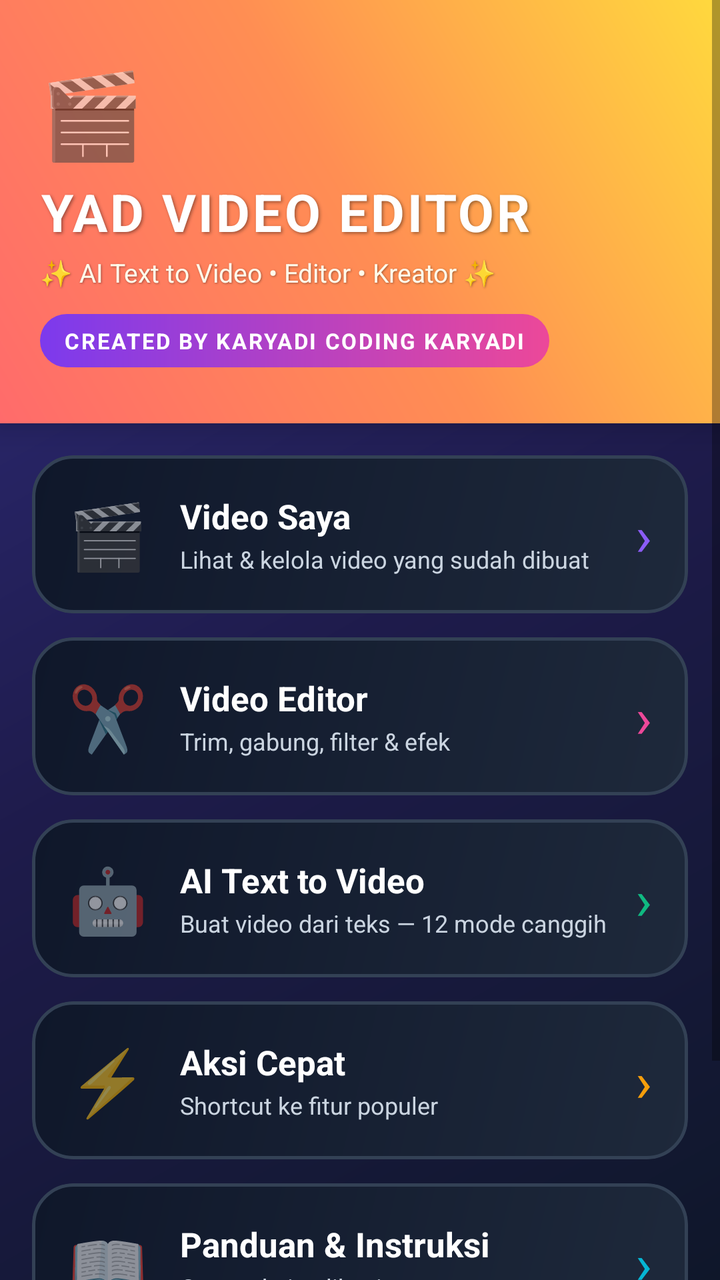
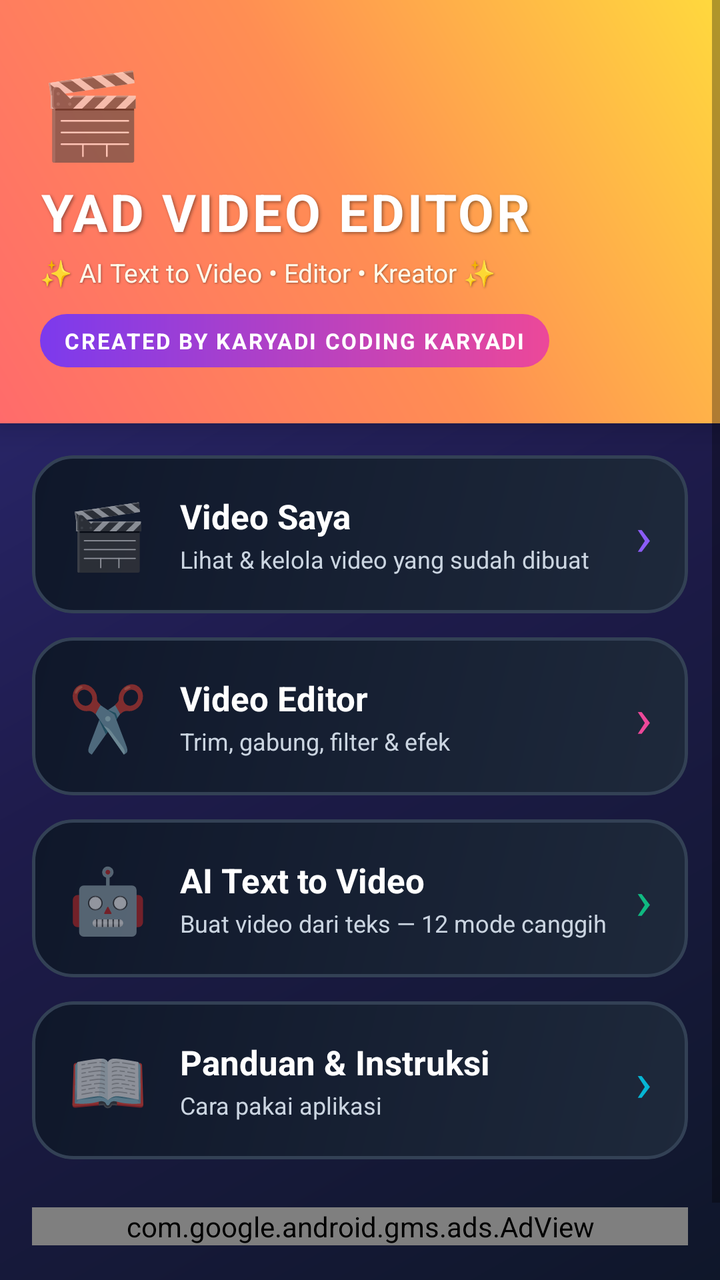

Compare the two renders of this Android layout. The source of the first and the diff that turns it into the second are given below.
<!-- AndroidManifest.xml: activity theme Theme.YadVideoEditor -->
<!-- res/layout/activity_main.xml -->
<?xml version="1.0" encoding="utf-8"?>
<ScrollView xmlns:android="http://schemas.android.com/apk/res/android"
    xmlns:app="http://schemas.android.com/apk/res-auto"
    android:layout_width="match_parent"
    android:layout_height="match_parent"
    android:background="@drawable/bg_gradient_main"
    android:fillViewport="true">

    <LinearLayout
        android:layout_width="match_parent"
        android:layout_height="wrap_content"
        android:orientation="vertical">

        
        <LinearLayout
            android:layout_width="match_parent"
            android:layout_height="wrap_content"
            android:orientation="vertical"
            android:background="@drawable/bg_header"
            android:paddingTop="28dp"
            android:paddingBottom="28dp"
            android:paddingStart="20dp"
            android:paddingEnd="20dp"
            android:elevation="8dp">

            <TextView
                android:layout_width="wrap_content"
                android:layout_height="wrap_content"
                android:text="🎬"
                android:textSize="42sp"
                android:layout_marginBottom="4dp" />

            <TextView
                android:layout_width="wrap_content"
                android:layout_height="wrap_content"
                android:text="YAD VIDEO EDITOR"
                android:textSize="26sp"
                android:textStyle="bold"
                android:textColor="#FFFFFF"
                android:letterSpacing="0.05"
                android:shadowColor="#66000000"
                android:shadowDx="2"
                android:shadowDy="2"
                android:shadowRadius="4" />

            <TextView
                android:layout_width="wrap_content"
                android:layout_height="wrap_content"
                android:text="✨ AI Text to Video • Editor • Kreator ✨"
                android:textSize="13sp"
                android:textColor="#FFFBEB"
                android:layout_marginTop="4dp"
                android:shadowColor="#66000000"
                android:shadowDx="1"
                android:shadowDy="1"
                android:shadowRadius="2" />

            <TextView
                android:layout_width="wrap_content"
                android:layout_height="wrap_content"
                android:text="CREATED BY KARYADI CODING KARYADI"
                android:textSize="11sp"
                android:textStyle="bold"
                android:textColor="#FFFFFF"
                android:layout_marginTop="12dp"
                android:background="@drawable/bg_credit"
                android:paddingStart="12dp"
                android:paddingEnd="12dp"
                android:paddingTop="6dp"
                android:paddingBottom="6dp"
                android:letterSpacing="0.08" />
        </LinearLayout>

        
        <LinearLayout
            android:layout_width="match_parent"
            android:layout_height="wrap_content"
            android:orientation="vertical"
            android:padding="16dp">

            
            <androidx.cardview.widget.CardView
                android:id="@+id/cardVideoSaya"
                android:layout_width="match_parent"
                android:layout_height="wrap_content"
                android:layout_marginBottom="12dp"
                android:clickable="true"
                android:focusable="true"
                android:foreground="?android:attr/selectableItemBackground"
                app:cardBackgroundColor="@android:color/transparent"
                app:cardCornerRadius="20dp"
                app:cardElevation="0dp">

                <LinearLayout
                    android:layout_width="match_parent"
                    android:layout_height="wrap_content"
                    android:orientation="horizontal"
                    android:gravity="center_vertical"
                    android:background="@drawable/bg_card_modern"
                    android:padding="18dp">

                    <TextView
                        android:layout_width="wrap_content"
                        android:layout_height="wrap_content"
                        android:text="🎬"
                        android:textSize="32sp"
                        android:layout_marginEnd="16dp" />

                    <LinearLayout
                        android:layout_width="0dp"
                        android:layout_height="wrap_content"
                        android:layout_weight="1"
                        android:orientation="vertical">

                        <TextView
                            android:layout_width="match_parent"
                            android:layout_height="wrap_content"
                            android:text="Video Saya"
                            android:textSize="17sp"
                            android:textStyle="bold"
                            android:textColor="#FFFFFF" />

                        <TextView
                            android:layout_width="match_parent"
                            android:layout_height="wrap_content"
                            android:text="Lihat &amp; kelola video yang sudah dibuat"
                            android:textSize="12sp"
                            android:textColor="#CBD5E1"
                            android:layout_marginTop="2dp" />
                    </LinearLayout>

                    <TextView
                        android:layout_width="wrap_content"
                        android:layout_height="wrap_content"
                        android:text="›"
                        android:textSize="28sp"
                        android:textColor="#8B5CF6" />
                </LinearLayout>
            </androidx.cardview.widget.CardView>

            
            <androidx.cardview.widget.CardView
                android:id="@+id/cardVideoEditor"
                android:layout_width="match_parent"
                android:layout_height="wrap_content"
                android:layout_marginBottom="12dp"
                android:clickable="true"
                android:focusable="true"
                android:foreground="?android:attr/selectableItemBackground"
                app:cardBackgroundColor="@android:color/transparent"
                app:cardCornerRadius="20dp"
                app:cardElevation="0dp">

                <LinearLayout
                    android:layout_width="match_parent"
                    android:layout_height="wrap_content"
                    android:orientation="horizontal"
                    android:gravity="center_vertical"
                    android:background="@drawable/bg_card_modern"
                    android:padding="18dp">

                    <TextView
                        android:layout_width="wrap_content"
                        android:layout_height="wrap_content"
                        android:text="✂️"
                        android:textSize="32sp"
                        android:layout_marginEnd="16dp" />

                    <LinearLayout
                        android:layout_width="0dp"
                        android:layout_height="wrap_content"
                        android:layout_weight="1"
                        android:orientation="vertical">

                        <TextView
                            android:layout_width="match_parent"
                            android:layout_height="wrap_content"
                            android:text="Video Editor"
                            android:textSize="17sp"
                            android:textStyle="bold"
                            android:textColor="#FFFFFF" />

                        <TextView
                            android:layout_width="match_parent"
                            android:layout_height="wrap_content"
                            android:text="Trim, gabung, filter &amp; efek"
                            android:textSize="12sp"
                            android:textColor="#CBD5E1"
                            android:layout_marginTop="2dp" />
                    </LinearLayout>

                    <TextView
                        android:layout_width="wrap_content"
                        android:layout_height="wrap_content"
                        android:text="›"
                        android:textSize="28sp"
                        android:textColor="#EC4899" />
                </LinearLayout>
            </androidx.cardview.widget.CardView>

            
            <androidx.cardview.widget.CardView
                android:id="@+id/cardAITextToVideo"
                android:layout_width="match_parent"
                android:layout_height="wrap_content"
                android:layout_marginBottom="12dp"
                android:clickable="true"
                android:focusable="true"
                android:foreground="?android:attr/selectableItemBackground"
                app:cardBackgroundColor="@android:color/transparent"
                app:cardCornerRadius="20dp"
                app:cardElevation="0dp">

                <LinearLayout
                    android:layout_width="match_parent"
                    android:layout_height="wrap_content"
                    android:orientation="horizontal"
                    android:gravity="center_vertical"
                    android:background="@drawable/bg_card_modern"
                    android:padding="18dp">

                    <TextView
                        android:layout_width="wrap_content"
                        android:layout_height="wrap_content"
                        android:text="🤖"
                        android:textSize="32sp"
                        android:layout_marginEnd="16dp" />

                    <LinearLayout
                        android:layout_width="0dp"
                        android:layout_height="wrap_content"
                        android:layout_weight="1"
                        android:orientation="vertical">

                        <TextView
                            android:layout_width="match_parent"
                            android:layout_height="wrap_content"
                            android:text="AI Text to Video"
                            android:textSize="17sp"
                            android:textStyle="bold"
                            android:textColor="#FFFFFF" />

                        <TextView
                            android:layout_width="match_parent"
                            android:layout_height="wrap_content"
                            android:text="Buat video dari teks — 12 mode canggih"
                            android:textSize="12sp"
                            android:textColor="#CBD5E1"
                            android:layout_marginTop="2dp" />
                    </LinearLayout>

                    <TextView
                        android:layout_width="wrap_content"
                        android:layout_height="wrap_content"
                        android:text="›"
                        android:textSize="28sp"
                        android:textColor="#10B981" />
                </LinearLayout>
            </androidx.cardview.widget.CardView>

            
            <androidx.cardview.widget.CardView
                android:id="@+id/cardActions"
                android:layout_width="match_parent"
                android:layout_height="wrap_content"
                android:layout_marginBottom="12dp"
                android:clickable="true"
                android:focusable="true"
                android:foreground="?android:attr/selectableItemBackground"
                app:cardBackgroundColor="@android:color/transparent"
                app:cardCornerRadius="20dp"
                app:cardElevation="0dp">

                <LinearLayout
                    android:layout_width="match_parent"
                    android:layout_height="wrap_content"
                    android:orientation="horizontal"
                    android:gravity="center_vertical"
                    android:background="@drawable/bg_card_modern"
                    android:padding="18dp">

                    <TextView
                        android:layout_width="wrap_content"
                        android:layout_height="wrap_content"
                        android:text="⚡"
                        android:textSize="32sp"
                        android:layout_marginEnd="16dp" />

                    <LinearLayout
                        android:layout_width="0dp"
                        android:layout_height="wrap_content"
                        android:layout_weight="1"
                        android:orientation="vertical">

                        <TextView
                            android:layout_width="match_parent"
                            android:layout_height="wrap_content"
                            android:text="Aksi Cepat"
                            android:textSize="17sp"
                            android:textStyle="bold"
                            android:textColor="#FFFFFF" />

                        <TextView
                            android:layout_width="match_parent"
                            android:layout_height="wrap_content"
                            android:text="Shortcut ke fitur populer"
                            android:textSize="12sp"
                            android:textColor="#CBD5E1"
                            android:layout_marginTop="2dp" />
                    </LinearLayout>

                    <TextView
                        android:layout_width="wrap_content"
                        android:layout_height="wrap_content"
                        android:text="›"
                        android:textSize="28sp"
                        android:textColor="#F59E0B" />
                </LinearLayout>
            </androidx.cardview.widget.CardView>

            
            <androidx.cardview.widget.CardView
                android:id="@+id/cardInstructions"
                android:layout_width="match_parent"
                android:layout_height="wrap_content"
                android:layout_marginBottom="16dp"
                android:clickable="true"
                android:focusable="true"
                android:foreground="?android:attr/selectableItemBackground"
                app:cardBackgroundColor="@android:color/transparent"
                app:cardCornerRadius="20dp"
                app:cardElevation="0dp">

                <LinearLayout
                    android:layout_width="match_parent"
                    android:layout_height="wrap_content"
                    android:orientation="horizontal"
                    android:gravity="center_vertical"
                    android:background="@drawable/bg_card_modern"
                    android:padding="18dp">

                    <TextView
                        android:layout_width="wrap_content"
                        android:layout_height="wrap_content"
                        android:text="📖"
                        android:textSize="32sp"
                        android:layout_marginEnd="16dp" />

                    <LinearLayout
                        android:layout_width="0dp"
                        android:layout_height="wrap_content"
                        android:layout_weight="1"
                        android:orientation="vertical">

                        <TextView
                            android:layout_width="match_parent"
                            android:layout_height="wrap_content"
                            android:text="Panduan &amp; Instruksi"
                            android:textSize="17sp"
                            android:textStyle="bold"
                            android:textColor="#FFFFFF" />

                        <TextView
                            android:layout_width="match_parent"
                            android:layout_height="wrap_content"
                            android:text="Cara pakai aplikasi"
                            android:textSize="12sp"
                            android:textColor="#CBD5E1"
                            android:layout_marginTop="2dp" />
                    </LinearLayout>

                    <TextView
                        android:layout_width="wrap_content"
                        android:layout_height="wrap_content"
                        android:text="›"
                        android:textSize="28sp"
                        android:textColor="#06B6D4" />
                </LinearLayout>
            </androidx.cardview.widget.CardView>

            
            <com.google.android.gms.ads.AdView
                android:id="@+id/bannerAd"
                android:layout_width="match_parent"
                android:layout_height="wrap_content"
                android:layout_marginTop="8dp"
                app:adSize="BANNER"
                app:adUnitId="ca-app-pub-3940256099942544/6300978111" />

            
            <TextView
                android:layout_width="match_parent"
                android:layout_height="wrap_content"
                android:text="© 2026 KARYADI CODING KARYADI"
                android:textSize="11sp"
                android:textColor="#94A3B8"
                android:gravity="center"
                android:paddingTop="16dp"
                android:paddingBottom="12dp" />

        </LinearLayout>
    </LinearLayout>
</ScrollView>
<!-- resources referenced by this layout -->
<resources>
  <!-- drawable bg_card_modern (drawable) -->
  <?xml version="1.0" encoding="utf-8"?>
  <shape xmlns:android="http://schemas.android.com/apk/res/android"
      android:shape="rectangle">
      <gradient
          android:angle="135"
          android:startColor="#1E293B"
          android:endColor="#0F172A"
          android:type="linear" />
      <corners android:radius="20dp" />
      <stroke
          android:width="1.5dp"
          android:color="#334155" />
  </shape>
  <!-- drawable bg_credit (drawable) -->
  <?xml version="1.0" encoding="utf-8"?>
  <shape xmlns:android="http://schemas.android.com/apk/res/android"
      android:shape="rectangle">
      <gradient
          android:angle="0"
          android:startColor="#7C3AED"
          android:endColor="#EC4899"
          android:type="linear" />
      <corners android:radius="16dp" />
  </shape>
  <!-- drawable bg_gradient_main (drawable) -->
  <?xml version="1.0" encoding="utf-8"?>
  <shape xmlns:android="http://schemas.android.com/apk/res/android"
      android:shape="rectangle">
      <gradient
          android:angle="135"
          android:startColor="#0F172A"
          android:centerColor="#1E1B4B"
          android:endColor="#312E81"
          android:type="linear" />
  </shape>
  <!-- drawable bg_header (drawable) -->
  <?xml version="1.0" encoding="utf-8"?>
  <shape xmlns:android="http://schemas.android.com/apk/res/android"
      android:shape="rectangle">
      <gradient
          android:angle="45"
          android:startColor="#FF6B6B"
          android:centerColor="#FF8E53"
          android:endColor="#FFD93D"
          android:type="linear" />
      <corners android:radius="0dp" />
  </shape>
  <style name="Theme.YadVideoEditor" parent="Theme.MaterialComponents.Light.NoActionBar">
          <item name="colorPrimary">@color/primary</item>
          <item name="colorPrimaryDark">@color/primary_dark</item>
          <item name="colorAccent">@color/accent</item>
          <item name="android:windowBackground">@color/bg_light</item>
          <item name="android:statusBarColor">@color/primary_dark</item>
          <item name="android:textColorPrimary">@color/text_primary</item>
      </style>
  <color name="primary">#6C5CE7</color>
  <color name="primary_dark">#4834D4</color>
  <color name="accent">#A29BFE</color>
  <color name="bg_light">#F5F5F5</color>
  <color name="text_primary">#1A1A1A</color>
</resources>

<!-- the commit's change to res/layout/activity_main.xml (unified diff, before → after) -->
@@ -259,11 +259,13 @@
             </androidx.cardview.widget.CardView>
 
             
+
+            
             <androidx.cardview.widget.CardView
-                android:id="@+id/cardActions"
-                android:layout_width="match_parent"
-                android:layout_height="wrap_content"
-                android:layout_marginBottom="12dp"
+                android:id="@+id/cardInstructions"
+                android:layout_width="match_parent"
+                android:layout_height="wrap_content"
+                android:layout_marginBottom="16dp"
                 android:clickable="true"
                 android:focusable="true"
                 android:foreground="?android:attr/selectableItemBackground"
@@ -282,66 +284,6 @@
                     <TextView
                         android:layout_width="wrap_content"
                         android:layout_height="wrap_content"
-                        android:text="⚡"
-                        android:textSize="32sp"
-                        android:layout_marginEnd="16dp" />
-
-                    <LinearLayout
-                        android:layout_width="0dp"
-                        android:layout_height="wrap_content"
-                        android:layout_weight="1"
-                        android:orientation="vertical">
-
-                        <TextView
-                            android:layout_width="match_parent"
-                            android:layout_height="wrap_content"
-                            android:text="Aksi Cepat"
-                            android:textSize="17sp"
-                            android:textStyle="bold"
-                            android:textColor="#FFFFFF" />
-
-                        <TextView
-                            android:layout_width="match_parent"
-                            android:layout_height="wrap_content"
-                            android:text="Shortcut ke fitur populer"
-                            android:textSize="12sp"
-                            android:textColor="#CBD5E1"
-                            android:layout_marginTop="2dp" />
-                    </LinearLayout>
-
-                    <TextView
-                        android:layout_width="wrap_content"
-                        android:layout_height="wrap_content"
-                        android:text="›"
-                        android:textSize="28sp"
-                        android:textColor="#F59E0B" />
-                </LinearLayout>
-            </androidx.cardview.widget.CardView>
-
-            
-            <androidx.cardview.widget.CardView
-                android:id="@+id/cardInstructions"
-                android:layout_width="match_parent"
-                android:layout_height="wrap_content"
-                android:layout_marginBottom="16dp"
-                android:clickable="true"
-                android:focusable="true"
-                android:foreground="?android:attr/selectableItemBackground"
-                app:cardBackgroundColor="@android:color/transparent"
-                app:cardCornerRadius="20dp"
-                app:cardElevation="0dp">
-
-                <LinearLayout
-                    android:layout_width="match_parent"
-                    android:layout_height="wrap_content"
-                    android:orientation="horizontal"
-                    android:gravity="center_vertical"
-                    android:background="@drawable/bg_card_modern"
-                    android:padding="18dp">
-
-                    <TextView
-                        android:layout_width="wrap_content"
-                        android:layout_height="wrap_content"
                         android:text="📖"
                         android:textSize="32sp"
                         android:layout_marginEnd="16dp" />
